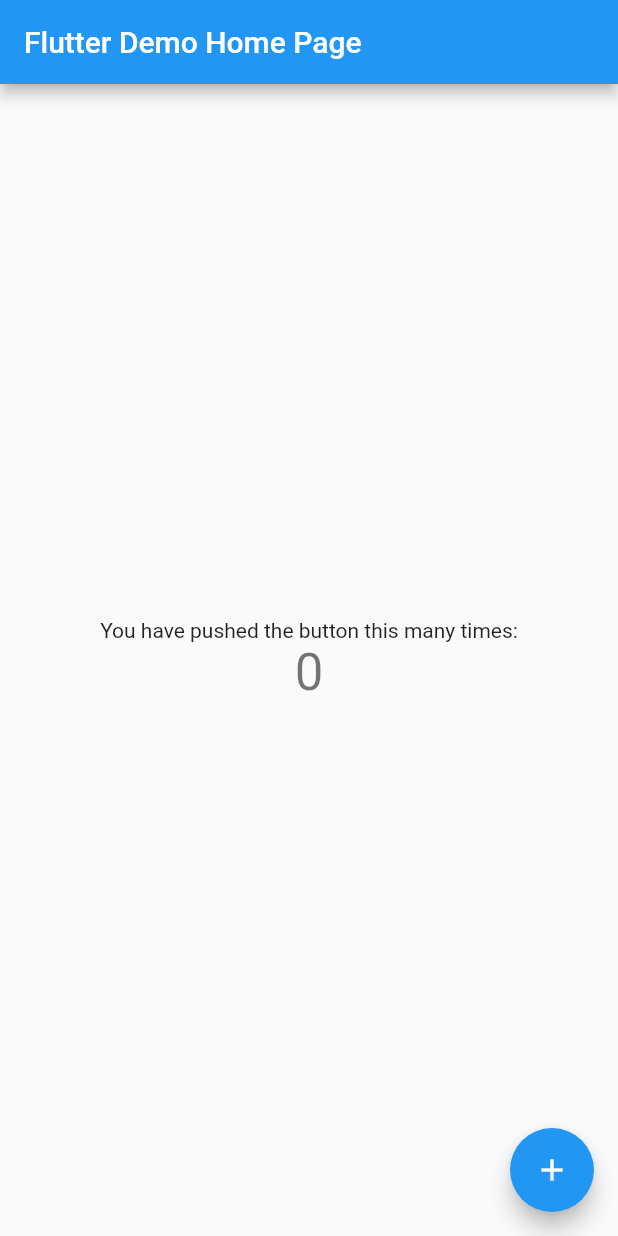
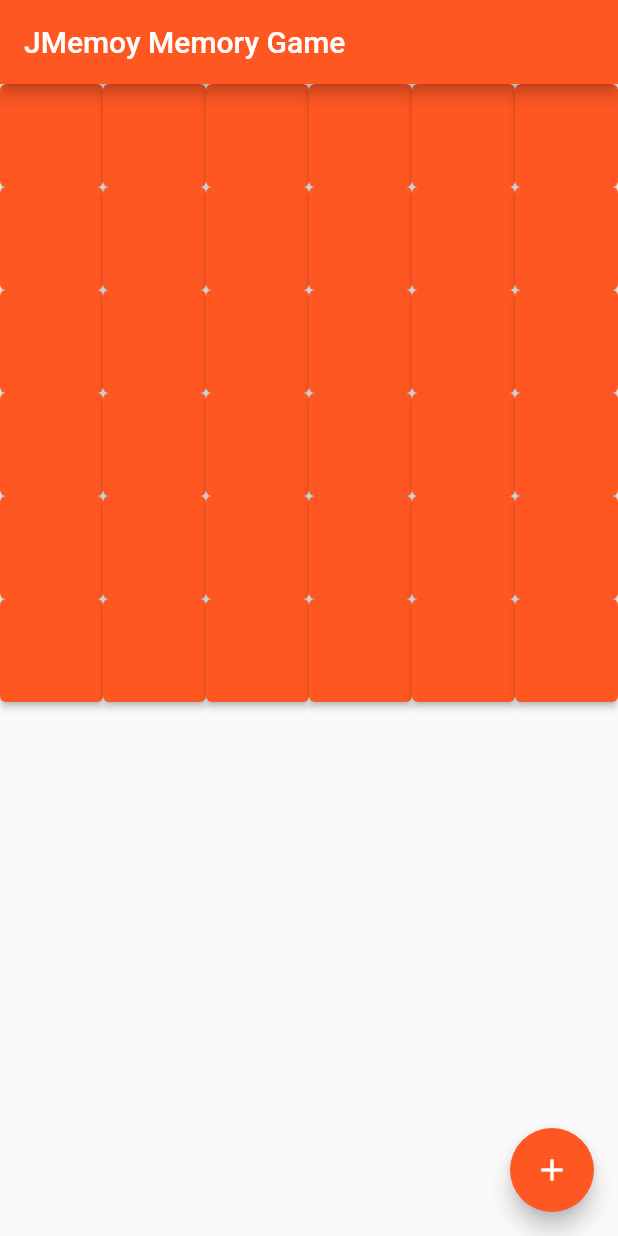
Before and after one commit to IanDarwin/jmemory, a Flutter app: the screen it shows after launch, on a phone screen of 412 x 824 dp. Run offline on Flutter 3.47's test engine with Material 2 defaults, Android fonts, the phone set to English and light mode, and no system bars.

Commit message:
Starting to take shape a bit

```diff
--- /dev/null
+++ b/lib/Tile.dart
@@ -0,0 +1,62 @@
+import 'package:flutter/foundation.dart';
+import 'package:flutter/material.dart';
+import 'package:git/gamecontroller.dart';
+
+enum TileMode {
+  SHOWN,
+  HIDDEN,
+  CLEARED,
+}
+
+class Tile extends StatefulWidget {
+  final int x, y;
+  final Widget secret;
+  TileState? state;
+  Tile(this.x, this.y, this.secret, {super.key}) {
+    state = TileState(x, y, secret);
+  }
+  // ignore: no_logic_in_create_state
+  TileState createState() {
+    return state!;
+  }
+}
+
+class TileState extends State<Tile> {
+  final int x, y;
+  final Widget secret;
+  TileMode tileMode = TileMode.HIDDEN;
+
+  TileState(this.x, this.y, this.secret);
+
+  _unHide() {
+    setState(() => tileMode = TileMode.SHOWN);
+    GameController.clicked(widget);
+  }
+
+  reHide() {
+    print("rehiding");
+    setState(() => tileMode = TileMode.HIDDEN);
+  }
+
+  _doNothing() {
+    //
+  }
+
+  @override
+  Widget build(BuildContext context) {
+    switch(tileMode) {
+      case TileMode.HIDDEN:
+        return ElevatedButton(
+            onPressed: _unHide,
+            child: Text(''));
+      case TileMode.SHOWN:
+        return ElevatedButton(
+            onPressed: _doNothing,
+            child: secret);
+      case TileMode.CLEARED:
+        return ElevatedButton(
+            onPressed: _unHide,
+            child: Text(''));
+    }
+  }
+}
--- /dev/null
+++ b/lib/globals.dart
@@ -0,0 +1,14 @@
+
+import 'package:flutter/material.dart';
+import 'package:git/Tile.dart';
+
+/** Some globals */
+class Globals {
+  static const int NR = 6,
+      UNUSED = -1;
+
+  static int num_rows = NR,
+      num_columns = NR;
+
+  GlobalKey<TileState> _myKey = GlobalKey();
+}
--- a/lib/main.dart
+++ b/lib/main.dart
@@ -1,4 +1,8 @@
 import 'package:flutter/material.dart';
+
+import 'Tile.dart';
+import 'boardsetup.dart';
+import 'globals.dart';
 
 void main() {
   runApp(const MyApp());
@@ -7,39 +11,21 @@
 class MyApp extends StatelessWidget {
   const MyApp({super.key});
 
-  // This widget is the root of your application.
+  // This widget is the root of the application.
   @override
   Widget build(BuildContext context) {
     return MaterialApp(
-      title: 'Flutter Demo',
+      title: 'JMemoy',
       theme: ThemeData(
-        // This is the theme of your application.
-        //
-        // Try running your application with "flutter run". You'll see the
-        // application has a blue toolbar. Then, without quitting the app, try
-        // changing the primarySwatch below to Colors.green and then invoke
-        // "hot reload" (press "r" in the console where you ran "flutter run",
-        // or simply save your changes to "hot reload" in a Flutter IDE).
-        // Notice that the counter didn't reset back to zero; the application
-        // is not restarted.
-        primarySwatch: Colors.blue,
+        primarySwatch: Colors.deepOrange,
       ),
-      home: const MyHomePage(title: 'Flutter Demo Home Page'),
+      home: const MyHomePage(title: 'JMemoy Memory Game'),
     );
   }
 }
 
 class MyHomePage extends StatefulWidget {
   const MyHomePage({super.key, required this.title});
-
-  // This widget is the home page of your application. It is stateful, meaning
-  // that it has a State object (defined below) that contains fields that affect
-  // how it looks.
-
-  // This class is the configuration for the state. It holds the values (in this
-  // case the title) provided by the parent (in this case the App widget) and
-  // used by the build method of the State. Fields in a Widget subclass are
-  // always marked "final".
 
   final String title;
 
@@ -48,68 +34,38 @@
 }
 
 class _MyHomePageState extends State<MyHomePage> {
-  int _counter = 0;
-
-  void _incrementCounter() {
-    setState(() {
-      // This call to setState tells the Flutter framework that something has
-      // changed in this State, which causes it to rerun the build method below
-      // so that the display can reflect the updated values. If we changed
-      // _counter without calling setState(), then the build method would not be
-      // called again, and so nothing would appear to happen.
-      _counter++;
-    });
-  }
 
   @override
   Widget build(BuildContext context) {
-    // This method is rerun every time setState is called, for instance as done
-    // by the _incrementCounter method above.
-    //
-    // The Flutter framework has been optimized to make rerunning build methods
-    // fast, so that you can just rebuild anything that needs updating rather
-    // than having to individually change instances of widgets.
     return Scaffold(
       appBar: AppBar(
-        // Here we take the value from the MyHomePage object that was created by
-        // the App.build method, and use it to set our appbar title.
         title: Text(widget.title),
       ),
       body: Center(
-        // Center is a layout widget. It takes a single child and positions it
-        // in the middle of the parent.
-        child: Column(
-          // Column is also a layout widget. It takes a list of children and
-          // arranges them vertically. By default, it sizes itself to fit its
-          // children horizontally, and tries to be as tall as its parent.
-          //
-          // Invoke "debug painting" (press "p" in the console, choose the
-          // "Toggle Debug Paint" action from the Flutter Inspector in Android
-          // Studio, or the "Toggle Debug Paint" command in Visual Studio Code)
-          // to see the wireframe for each widget.
-          //
-          // Column has various properties to control how it sizes itself and
-          // how it positions its children. Here we use mainAxisAlignment to
-          // center the children vertically; the main axis here is the vertical
-          // axis because Columns are vertical (the cross axis would be
-          // horizontal).
-          mainAxisAlignment: MainAxisAlignment.center,
-          children: <Widget>[
-            const Text(
-              'You have pushed the button this many times:',
-            ),
-            Text(
-              '$_counter',
-              style: Theme.of(context).textTheme.headline4,
-            ),
-          ],
+        child: GridView.count(
+          crossAxisCount: Globals.num_columns,
+          children: List.generate(Globals.num_columns * Globals.num_rows, (index) {
+            int x = index~/Globals.NR, y = index%Globals.NR;
+            int secret = BoardSetup.grid[x][y];
+            return Tile(x, y,
+                    Text('$secret'));
+
+          }),
         ),
       ),
       floatingActionButton: FloatingActionButton(
-        onPressed: _incrementCounter,
-        tooltip: 'Increment',
+        onPressed: _handleFab,
+        tooltip: 'Doodad',
         child: const Icon(Icons.add),
       ), // This trailing comma makes auto-formatting nicer for build methods.
     );
   }
+
+  void _handlePress() {
+    print("Click!");
+  }
+
+  void _handleFab() {
+    print("Wot now?");
+  }
 }
```
Also changed, not shown: lib/boardsetup.dart (+17 -9 lines), lib/gamecontroller.dart (added, +17 -0 lines).
